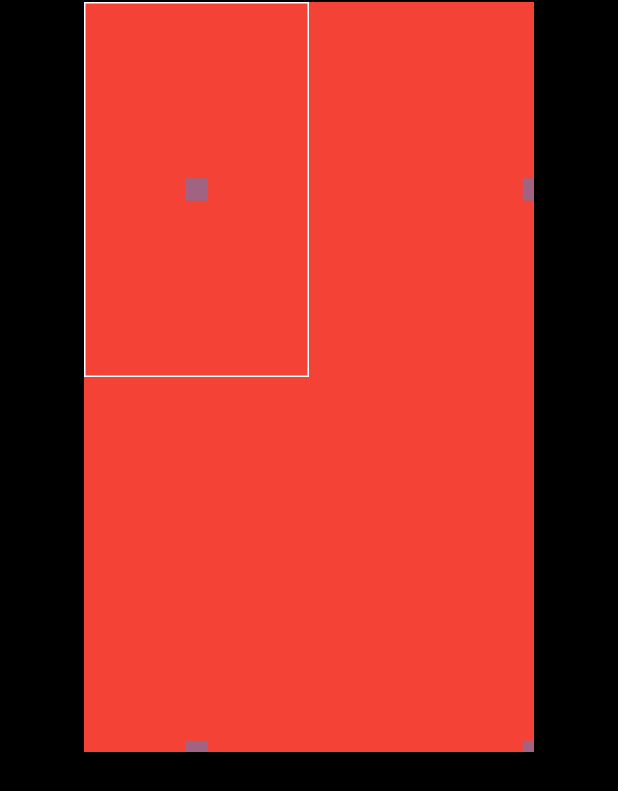
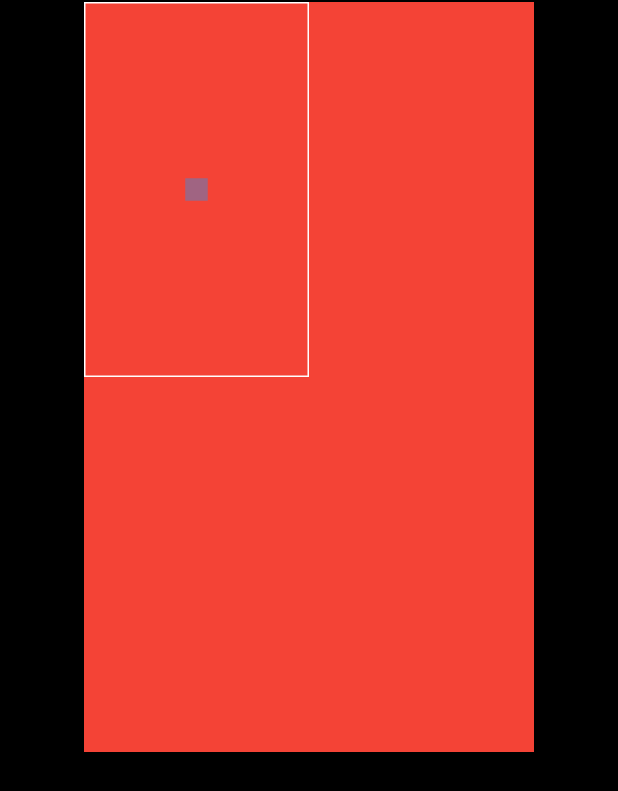
Before and after one commit to zamaniafshar/Flutter-Resizable-Widget, a Flutter app: the screen it shows after launch, on a phone screen of 412 x 824 dp. Shown: the part 283-1074 px from the top of the screen. Run offline on Flutter 3.47's test engine with Material 2 defaults, Android fonts, the phone set to English and light mode, and no system bars.

Commit message:
Fix bug in ResizableWidget

```diff
--- a/lib/src/resizable_widget.dart
+++ b/lib/src/resizable_widget.dart
@@ -58,10 +58,10 @@ class ResizableWidget extends StatelessWidget {
               child: child,
             ),
             Positioned(
-              top: controller.top - dragWidgetsArea.height / 2,
-              left: controller.left - dragWidgetsArea.width / 2,
-              bottom: controller.bottom - dragWidgetsArea.height / 2,
-              right: controller.right - dragWidgetsArea.width / 2,
+              top: controller.top - dragWidgetsArea.height,
+              left: controller.left - dragWidgetsArea.width,
+              bottom: controller.bottom - dragWidgetsArea.height,
+              right: controller.right - dragWidgetsArea.width,
               child: Visibility(
                 visible: controller.showDragWidgets,
                 child: Stack(
```
